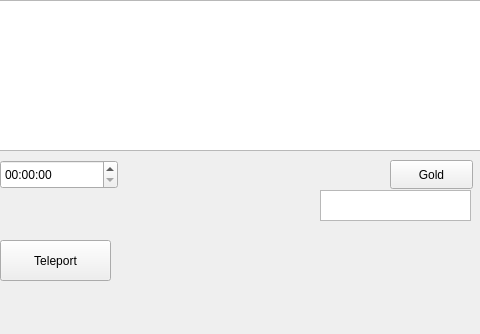
Boringman7272/ZorkProject, file mainwindow.ui: the form before one commit; both pictures show x 320 to 800 and y 0 to 334 of the 800 by 600 pixel window.
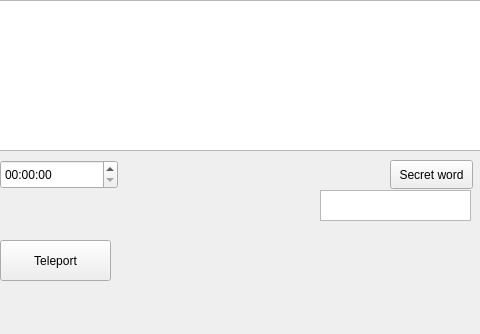
The form after the commit.

The edit to the form file:
```diff
--- a/mainwindow.ui
+++ b/mainwindow.ui
@@ -148,7 +148,7 @@
      </rect>
     </property>
     <property name="text">
-     <string>Gold</string>
+     <string>Secret word</string>
     </property>
    </widget>
    <widget class="QPushButton" name="ClearButton">
```
